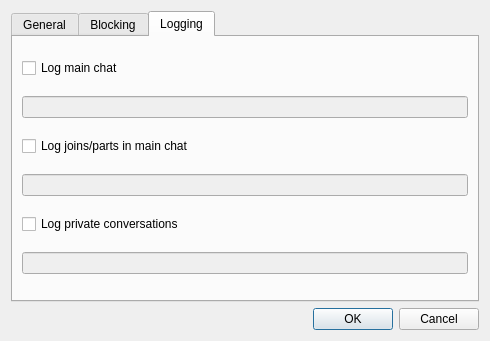
First picture: the form in ui/settingsdialog.ui, repository lighterowl/czateria, before the edit.
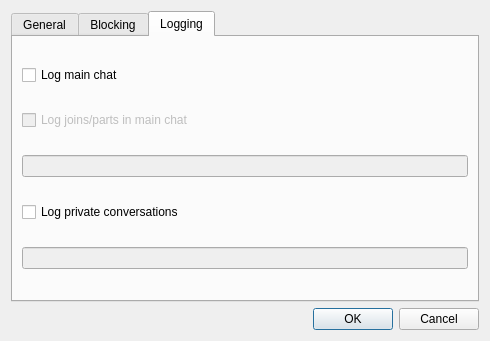
Second picture: the form after the edit. The open tabs and pages were chosen to show the change.

Commit message: just like a dream, you are not what you seem

Patch:
```diff
--- a/ui/settingsdialog.ui
+++ b/ui/settingsdialog.ui
@@ -203,22 +203,18 @@
          </property>
         </widget>
        </item>
-       <item>
-        <widget class="QLineEdit" name="logGeneralFilePath">
-         <property name="enabled">
-          <bool>false</bool>
-         </property>
-        </widget>
-       </item>
        <item>
         <widget class="QCheckBox" name="logJoinsPartsCheckBox">
+         <property name="enabled">
+          <bool>false</bool>
+         </property>
          <property name="text">
           <string>Log joins/parts in main chat</string>
          </property>
         </widget>
        </item>
        <item>
-        <widget class="QLineEdit" name="logJoinsPartsFilePath">
+        <widget class="QLineEdit" name="logGeneralFilePath">
          <property name="enabled">
           <bool>false</bool>
          </property>
```
Left out of the diff: 40 changed lines with no effect on the pictures.
